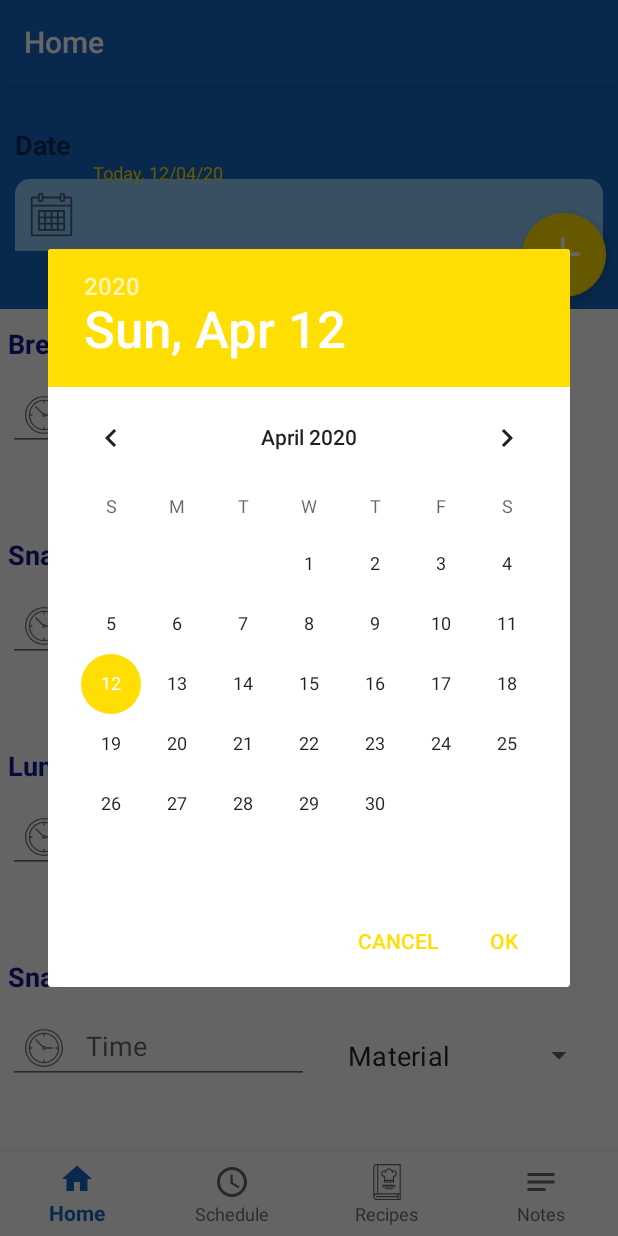
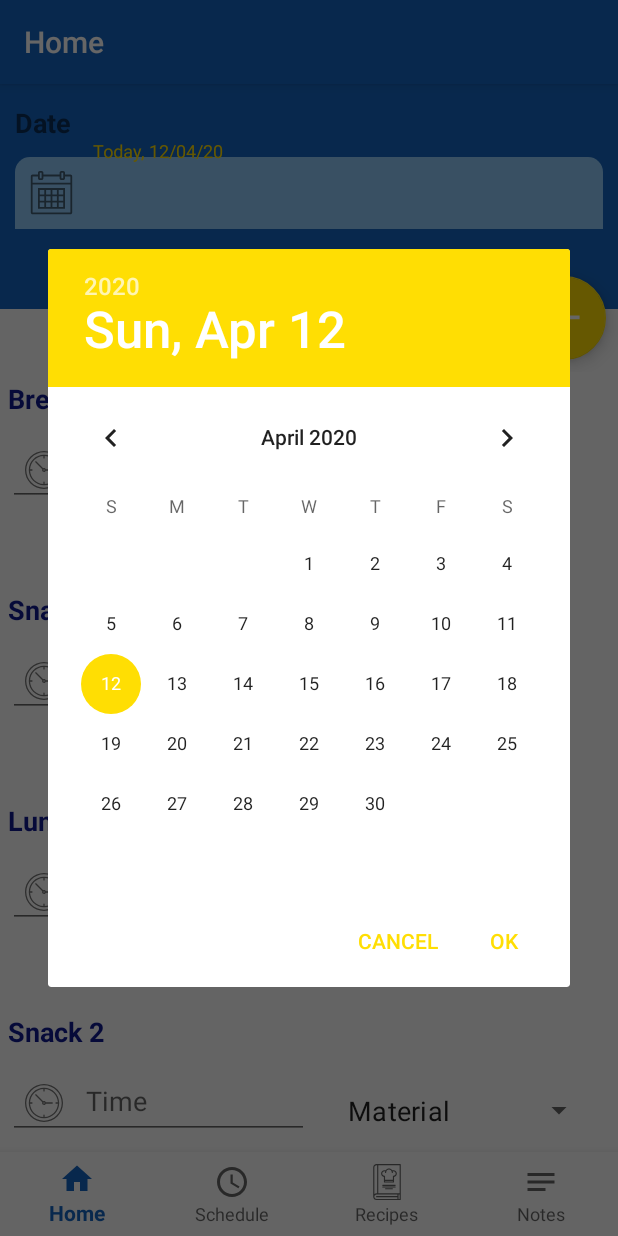
Before and after one commit to TinaMatic/Daily-Food-Planer-, an Android app: the screen it shows after launch (MainActivity), on a phone screen of 412 x 824 dp. Run offline under Robolectric (Android 15) with nearby library versions, the phone set to English and light mode, and no system bars; our stand-ins replace Dagger/Hilt's generated code, Firebase (no records; nobody signed in at launch, a user with empty details on screens opened directly), RxJava, navigation-ui; libraries missing offline, so code that uses them is left out: com.jakewharton.rxbinding2; 9 statements that could not run were skipped.

Commit message:
fixed home and notes

```diff
--- a/app/src/main/res/layout/fragment_home.xml
+++ b/app/src/main/res/layout/fragment_home.xml
@@ -5,7 +5,7 @@
     android:layout_width="match_parent"
     android:layout_height="match_parent">
 
-    <androidx.coordinatorlayout.widget.CoordinatorLayout
+    <FrameLayout
         android:id="@+id/frameLayoutDate"
         android:layout_width="match_parent"
         android:layout_height="wrap_content">
@@ -13,29 +13,29 @@
         <LinearLayout
             android:id="@+id/linearLayoutDate"
             android:layout_width="match_parent"
-            android:layout_height="150dp"
-            android:orientation="vertical"
+            android:layout_height="120dp"
+            android:background="@color/colorPrimary"
             android:gravity="center"
-            android:background="@color/colorPrimary">
+            android:orientation="vertical">
 
             <TextView
                 android:id="@+id/tvDate"
                 android:layout_width="match_parent"
                 android:layout_height="wrap_content"
+                android:layout_gravity="start"
+                android:layout_marginLeft="10dp"
+                android:layout_marginRight="10dp"
                 android:text="@string/date"
                 android:textSize="18sp"
-                android:textStyle="bold"
-                android:layout_marginLeft="10dp"
-                android:layout_marginRight="10dp"
-                android:layout_gravity="start"/>
+                android:textStyle="bold" />
 
             <com.google.android.material.textfield.TextInputLayout
                 android:id="@+id/textInputDate"
                 android:layout_width="match_parent"
                 android:layout_height="wrap_content"
                 android:hint="Today, 10/07/20"
-                app:startIconDrawable="@drawable/calendar"
-                app:endIconMode="clear_text">
+                app:endIconMode="clear_text"
+                app:startIconDrawable="@drawable/calendar">
 
                 <com.google.android.material.textfield.TextInputEditText
                     android:id="@+id/etDate"
@@ -49,6 +49,20 @@
             </com.google.android.material.textfield.TextInputLayout>
         </LinearLayout>
 
+    </FrameLayout>
+
+    <FrameLayout
+        android:id="@+id/frameLayoutAddBtn"
+        android:layout_width="match_parent"
+        android:layout_height="wrap_content"
+        android:layout_below="@id/frameLayoutDate">
+
+        <LinearLayout
+            android:layout_width="match_parent"
+            android:layout_height="30dp"
+            android:background="@color/colorPrimary">
+        </LinearLayout>
+
         <com.google.android.material.floatingactionbutton.FloatingActionButton
             android:id="@+id/btnAdd"
             android:layout_width="wrap_content"
@@ -57,14 +71,13 @@
             android:layout_margin="8dp"
             android:elevation="1dp"
             android:src="@drawable/icn_add"/>
-
-    </androidx.coordinatorlayout.widget.CoordinatorLayout>
+    </FrameLayout>
 
 
     <ScrollView
         android:layout_width="wrap_content"
         android:layout_height="wrap_content"
-        android:layout_below="@id/frameLayoutDate"
+        android:layout_below="@id/frameLayoutAddBtn"
         android:layout_marginTop="5dp"
         android:layout_above="?attr/customNavigationLayout">
 
@@ -78,7 +91,9 @@
                 android:layout_width="match_parent"
                 android:layout_height="130dp"
                 android:orientation="horizontal"
-                android:layout_margin="5dp">
+                android:layout_marginBottom="5dp"
+                android:layout_marginStart="5dp"
+                android:layout_marginEnd="5dp">
 
                 <TextView
                     android:id="@+id/tvBreakfast"
```
